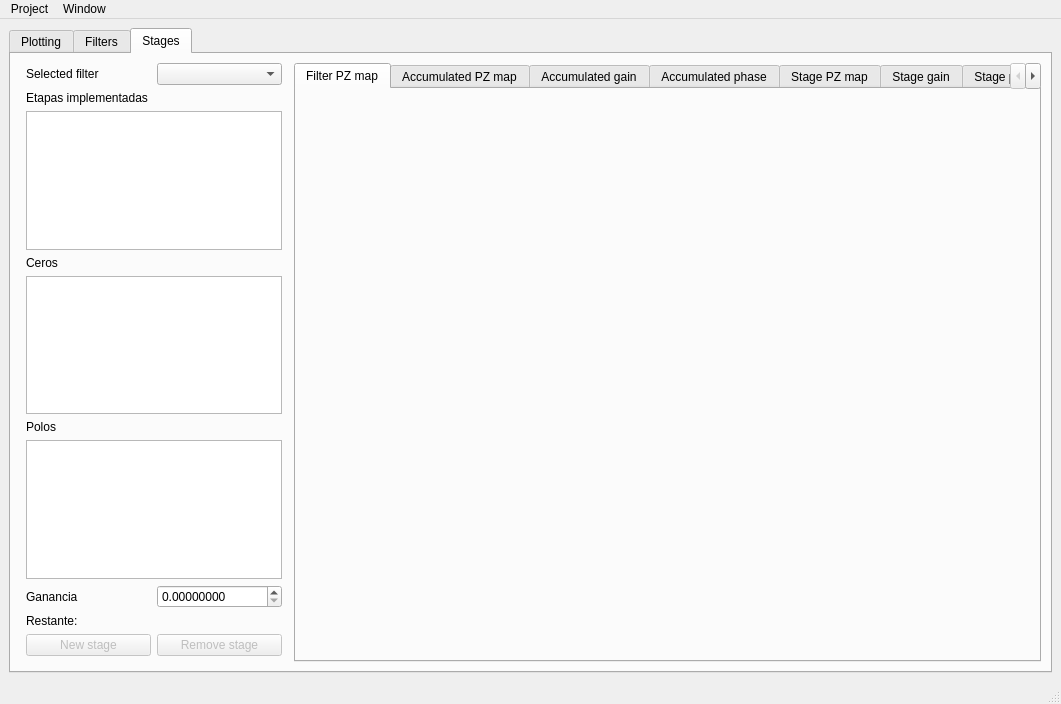
juan-sb/filtertool-tc22, file designer/mainwindow.ui: the form before one commit.
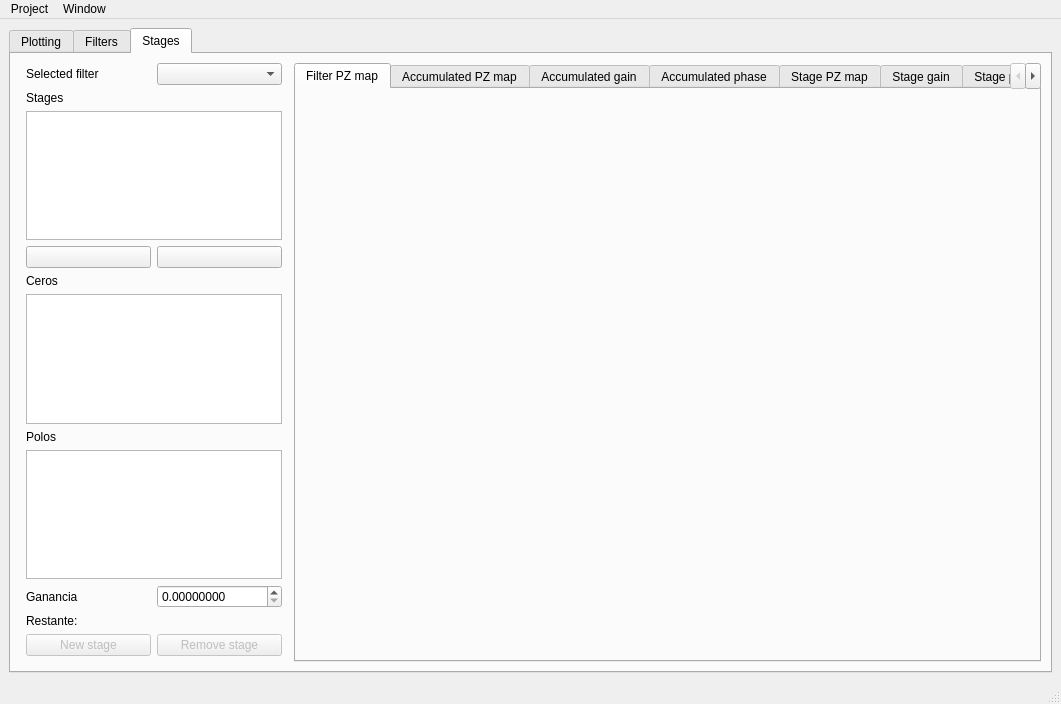
The form after the commit. The open tabs and pages were chosen to show the change. Icons and pictures are not drawn. Custom widgets are drawn as their Qt base class.

Commit message: Agrego swapping de stages y arreglo bug de transformaciones del case window

Diff of the .ui file:
```diff
--- a/designer/mainwindow.ui
+++ b/designer/mainwindow.ui
@@ -2331,7 +2331,7 @@
           <item row="2" column="0" colspan="2">
            <widget class="QLabel" name="label_87">
             <property name="text">
-             <string>Etapas implementadas</string>
+             <string>Stages</string>
             </property>
            </widget>
           </item>
@@ -2359,6 +2359,23 @@
           <item row="3" column="0" colspan="2">
            <widget class="QListWidget" name="stages_list"/>
           </item>
+          <item row="4" column="0">
+           <widget class="QPushButton" name="sswapup_btn">
+            <property name="text">
+             <string/>
+            </property>
+           </widget>
+          </item>
+          <item row="4" column="1">
+           <widget class="QPushButton" name="sswapdown_btn">
+            <property name="text">
+             <string/>
+            </property>
+            <property name="icon">
+             <iconset theme="SP_TitleBarUnshadeButton"/>
+            </property>
+           </widget>
+          </item>
          </layout>
         </item>
         <item row="0" column="1">
```
Left out of the diff: 19 changed lines with no effect on the pictures. The commit also changes 5 other files.
